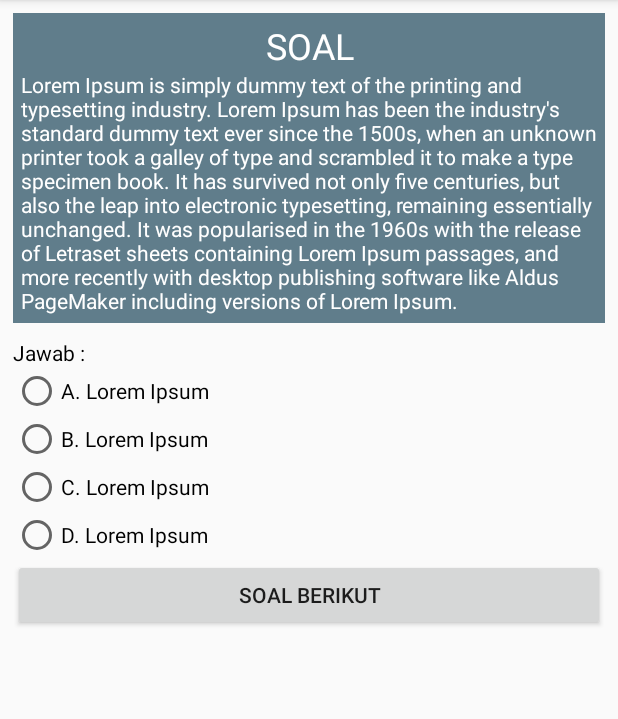
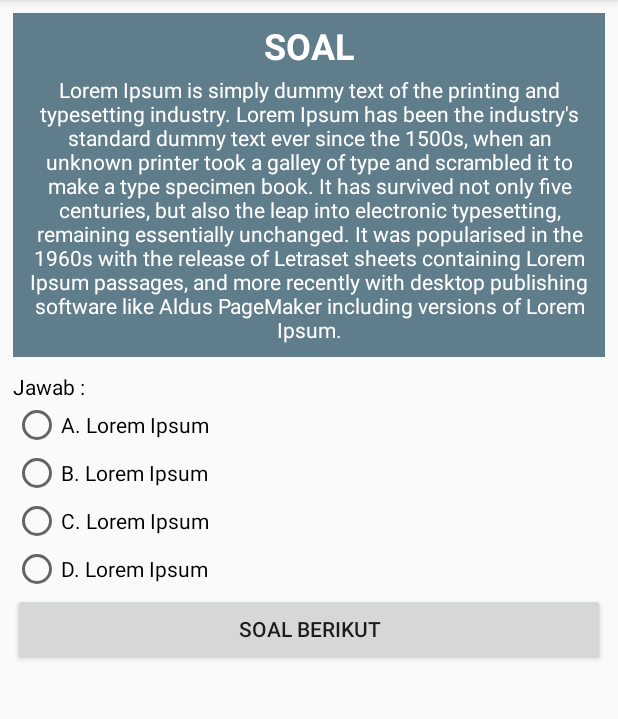
Before and after one commit to fadhil1106/SimulasiUn, an Android app: the ExamActivity screen opened directly, with no data from a screen before it, on a phone screen of 412 x 824 dp, the part 84-803 px from its top. Run offline under Robolectric (Android 15) with nearby library versions, the phone set to English and light mode, and no system bars.

Commit message:
Finish Exam Layout

```diff
--- a/app/src/main/res/layout/activity_exam.xml
+++ b/app/src/main/res/layout/activity_exam.xml
@@ -22,21 +22,23 @@
             android:padding="5dp">
 
             <TextView
-                android:id="@+id/textView2"
+                android:id="@+id/txt_question_number"
                 android:layout_width="match_parent"
                 android:layout_height="wrap_content"
                 android:text="Soal"
                 android:textAlignment="center"
                 android:textAllCaps="true"
                 android:textColor="@color/colorTextSecondary"
-                android:textSize="24sp" />
+                android:textSize="24sp"
+                android:textStyle="bold" />
 
             <TextView
-                android:id="@+id/textView3"
+                android:id="@+id/txt_question"
                 android:layout_width="match_parent"
                 android:layout_height="wrap_content"
+                android:padding="3dp"
                 android:text="Lorem Ipsum is simply dummy text of the printing and typesetting industry. Lorem Ipsum has been the industry's standard dummy text ever since the 1500s, when an unknown printer took a galley of type and scrambled it to make a type specimen book. It has survived not only five centuries, but also the leap into electronic typesetting, remaining essentially unchanged. It was popularised in the 1960s with the release of Letraset sheets containing Lorem Ipsum passages, and more recently with desktop publishing software like Aldus PageMaker including versions of Lorem Ipsum."
-                android:textAlignment="textStart"
+                android:textAlignment="center"
                 android:textAllCaps="false"
                 android:textColor="@color/colorTextSecondary" />
         </LinearLayout>
@@ -55,28 +57,28 @@
                 android:textColor="@color/colorTextPrimary" />
 
             <RadioButton
-                android:id="@+id/radioButton"
+                android:id="@+id/choice_a"
                 android:layout_width="wrap_content"
                 android:layout_height="wrap_content"
                 android:layout_weight="1"
                 android:text="A. Lorem Ipsum" />
 
             <RadioButton
-                android:id="@+id/radioButton2"
+                android:id="@+id/choice_b"
                 android:layout_width="wrap_content"
                 android:layout_height="wrap_content"
                 android:layout_weight="1"
                 android:text="B. Lorem Ipsum" />
 
             <RadioButton
-                android:id="@+id/radioButton3"
+                android:id="@+id/choice_c"
                 android:layout_width="wrap_content"
                 android:layout_height="wrap_content"
                 android:layout_weight="1"
                 android:text="C. Lorem Ipsum" />
 
             <RadioButton
-                android:id="@+id/radioButton4"
+                android:id="@+id/choice_d"
                 android:layout_width="wrap_content"
                 android:layout_height="wrap_content"
                 android:layout_weight="1"
@@ -84,7 +86,7 @@
         </RadioGroup>
 
         <Button
-            android:id="@+id/button"
+            android:id="@+id/btn_next_question"
             android:layout_width="match_parent"
             android:layout_height="wrap_content"
             android:text="Soal Berikut" />
```
